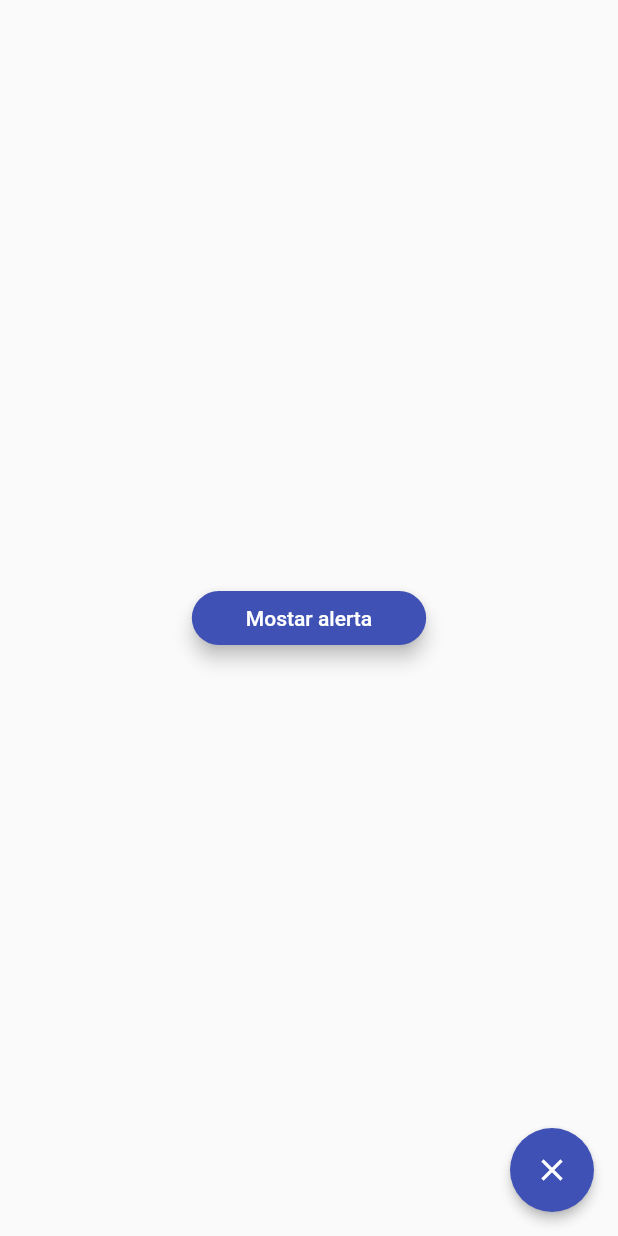
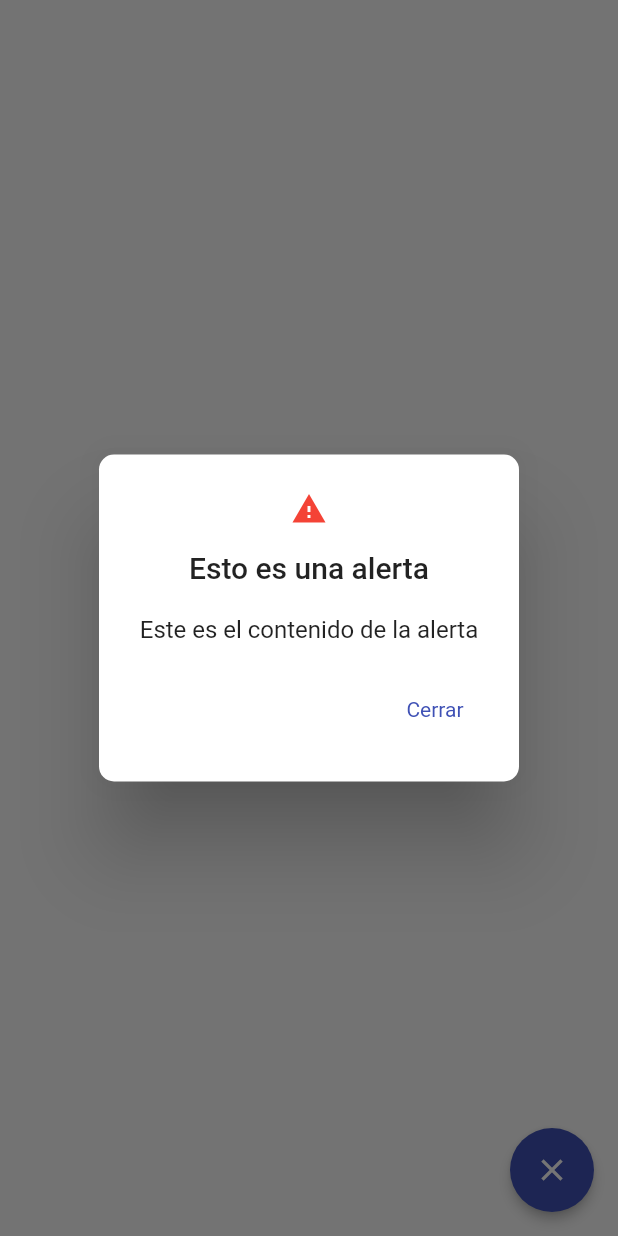
Before and after one commit to TecAbel/flutter-components, a Flutter app: the AlertScreen screen opened by its route, after a tap on "Mostar alerta", on a phone screen of 412 x 824 dp. Run offline on Flutter 3.47's test engine with Material 2 defaults, Android fonts, the phone set to English and light mode, and no system bars.

Commit message:
feat(alert-sc): added alert dialog

```diff
--- a/lib/screens/alert.sc.dart
+++ b/lib/screens/alert.sc.dart
@@ -3,8 +3,41 @@ import 'package:flutter/material.dart';
 class AlertScreen extends StatelessWidget {
   const AlertScreen({super.key});
 
-  void showAlertDialog() {
-    print('hola');
+  void showAlertDialog(BuildContext context) {
+    showDialog(
+      context: context,
+      builder: (context) => AlertDialog(
+        shape: RoundedRectangleBorder(
+          borderRadius: BorderRadius.circular(10),
+        ),
+        title: const Text('Esto es una alerta'),
+        icon: const Icon(
+          Icons.warning,
+          color: Colors.red,
+        ),
+        content: Column(
+          mainAxisAlignment: MainAxisAlignment.start,
+          mainAxisSize: MainAxisSize.min,
+          children: [
+            const Text('Este es el contenido de la alerta'),
+            const SizedBox(
+              height: 20,
+            ),
+            Flex(
+              direction: Axis.horizontal,
+              mainAxisAlignment: MainAxisAlignment.end,
+              children: [
+                TextButton(
+                  onPressed: () => Navigator.pop(context),
+                  child: const Text('Cerrar'),
+                )
+              ],
+            )
+          ],
+        ),
+      ),
+      barrierDismissible: true,
+    );
   }
 
   @override
@@ -21,7 +54,7 @@ class AlertScreen extends StatelessWidget {
           mainAxisAlignment: MainAxisAlignment.center,
           children: [
             ElevatedButton(
-              onPressed: showAlertDialog,
+              onPressed: () => showAlertDialog(context),
               child: const Padding(
                 padding: EdgeInsets.symmetric(vertical: 10, horizontal: 20),
                 child: Text('Mostar alerta'),
```
